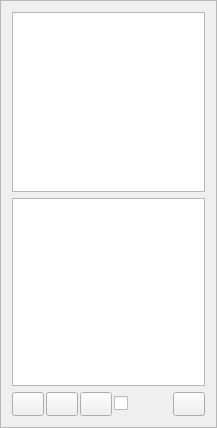
The window that oom/widgets/tviewdockbase.ui (ccherrett/oom) describes before a commit, drawn with Qt 5.
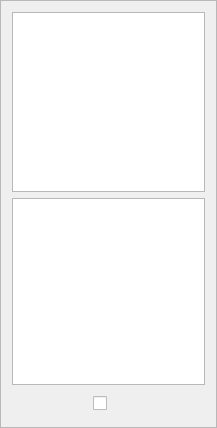
The same window after the commit.

Commit message: Changed the buttons to tool

What changed in the file:
```diff
--- a/oom/widgets/tviewdockbase.ui
+++ b/oom/widgets/tviewdockbase.ui
@@ -145,7 +145,7 @@
       <number>0</number>
      </property>
      <item>
-      <widget class="QPushButton" name="btnUp">
+      <widget class="QToolButton" name="btnUp">
        <property name="sizePolicy">
         <sizepolicy hsizetype="Fixed" vsizetype="Fixed">
          <horstretch>0</horstretch>
@@ -154,23 +154,32 @@
        </property>
        <property name="minimumSize">
         <size>
-         <width>24</width>
-         <height>24</height>
+         <width>25</width>
+         <height>25</height>
         </size>
        </property>
        <property name="maximumSize">
         <size>
-         <width>32</width>
-         <height>32</height>
+         <width>25</width>
+         <height>25</height>
         </size>
        </property>
        <property name="text">
         <string/>
        </property>
+       <property name="iconSize">
+        <size>
+         <width>25</width>
+         <height>25</height>
+        </size>
+       </property>
+       <property name="autoRaise">
+        <bool>true</bool>
+       </property>
       </widget>
      </item>
      <item>
-      <widget class="QPushButton" name="btnDown">
+      <widget class="QToolButton" name="btnDown">
        <property name="sizePolicy">
         <sizepolicy hsizetype="Fixed" vsizetype="Fixed">
          <horstretch>0</horstretch>
@@ -179,23 +188,32 @@
        </property>
        <property name="minimumSize">
         <size>
-         <width>24</width>
-         <height>24</height>
+         <width>25</width>
+         <height>25</height>
         </size>
        </property>
        <property name="maximumSize">
         <size>
-         <width>32</width>
-         <height>32</height>
+         <width>25</width>
+         <height>25</height>
         </size>
        </property>
        <property name="text">
         <string/>
        </property>
+       <property name="iconSize">
+        <size>
+         <width>25</width>
+         <height>25</height>
+        </size>
+       </property>
+       <property name="autoRaise">
+        <bool>true</bool>
+       </property>
       </widget>
      </item>
      <item>
-      <widget class="QPushButton" name="btnTV">
+      <widget class="QToolButton" name="btnTV">
        <property name="sizePolicy">
         <sizepolicy hsizetype="Fixed" vsizetype="Fixed">
          <horstretch>0</horstretch>
@@ -204,14 +222,14 @@
        </property>
        <property name="minimumSize">
         <size>
-         <width>24</width>
-         <height>24</height>
+         <width>25</width>
+         <height>25</height>
         </size>
        </property>
        <property name="maximumSize">
         <size>
-         <width>32</width>
-         <height>32</height>
+         <width>25</width>
+         <height>25</height>
         </size>
        </property>
        <property name="toolTip">
@@ -220,6 +238,15 @@
        <property name="text">
         <string/>
        </property>
+       <property name="iconSize">
+        <size>
+         <width>25</width>
+         <height>25</height>
+        </size>
+       </property>
+       <property name="autoRaise">
+        <bool>true</bool>
+       </property>
       </widget>
      </item>
      <item>
@@ -257,7 +284,7 @@
       </spacer>
      </item>
      <item>
-      <widget class="QPushButton" name="btnDelete">
+      <widget class="QToolButton" name="btnDelete">
        <property name="sizePolicy">
         <sizepolicy hsizetype="Fixed" vsizetype="Fixed">
          <horstretch>0</horstretch>
@@ -266,19 +293,28 @@
        </property>
        <property name="minimumSize">
         <size>
-         <width>24</width>
-         <height>24</height>
+         <width>25</width>
+         <height>25</height>
         </size>
        </property>
        <property name="maximumSize">
         <size>
-         <width>32</width>
-         <height>32</height>
+         <width>25</width>
+         <height>25</height>
         </size>
        </property>
        <property name="text">
         <string/>
        </property>
+       <property name="iconSize">
+        <size>
+         <width>25</width>
+         <height>25</height>
+        </size>
+       </property>
+       <property name="autoRaise">
+        <bool>true</bool>
+       </property>
       </widget>
      </item>
     </layout>
```
The commit also changes 3 other files.
